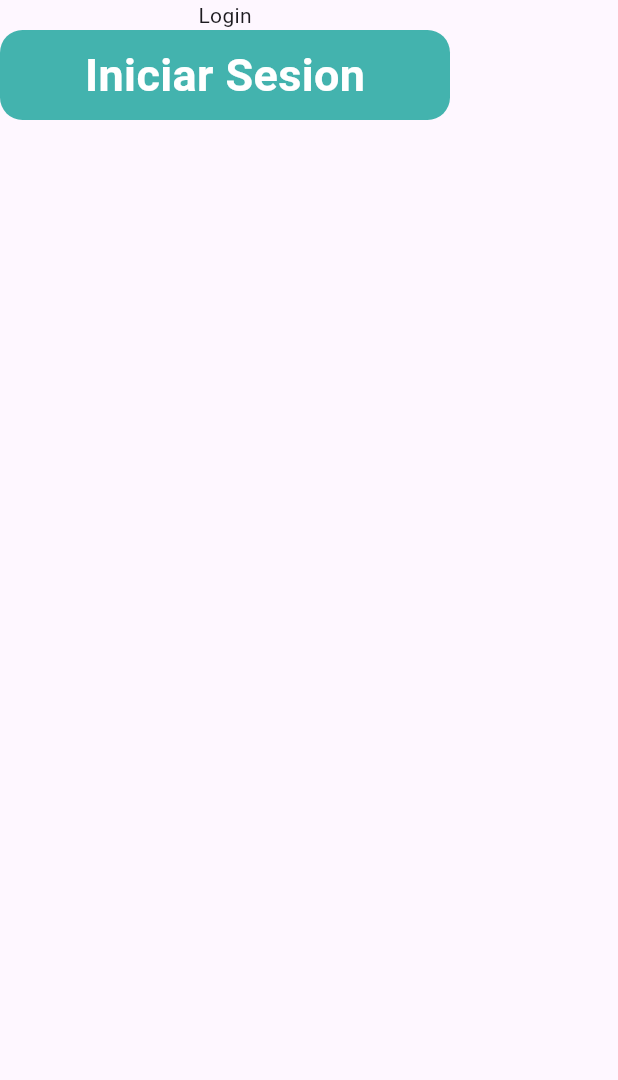
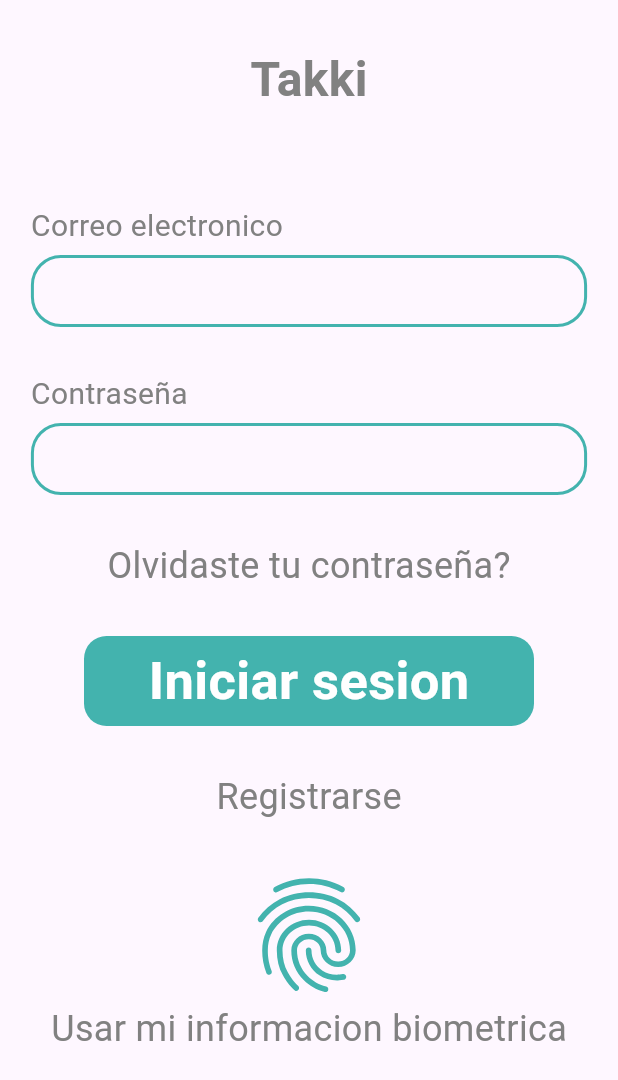
Before and after one commit to RonyPony/takki_front, a Flutter app: the LoginScreen screen opened by its route, on a phone screen of 412 x 824 dp. Shown: the top 1080 px of the screen. Run offline on Flutter 3.47's test engine with Material 3 defaults, Android fonts, the light colour scheme and no system bars; our stand-ins replace flutter_svg, google_fonts; Roboto replaces fonts that are missing (Imprima).

Commit message:
adding login

```diff
--- a/takki/lib/main.dart
+++ b/takki/lib/main.dart
@@ -1,5 +1,6 @@
 import 'package:flutter/material.dart';
 import 'package:takki/routes/routes.dart';
+import 'package:takki/screens/login/login.screen.dart';
 import 'package:takki/widgets/button.widget.dart';
 
 void main() {
@@ -17,16 +18,7 @@ class MainApp extends StatelessWidget {
         primarySwatch: Colors.blue,
       ),
       routes: routes,
-      home: Scaffold(
-        body: Center(
-          child: ButtonWidget(
-            text: 'Iniciar sesion',
-            onPressed: () {
-              print('Hello World!');
-            },
-          ),
-        ),
-      ),
+      home: LoginScreen(),
     );
   }
 }
--- a/takki/lib/screens/login/login.screen.dart
+++ b/takki/lib/screens/login/login.screen.dart
@@ -1,4 +1,6 @@
 import 'package:flutter/material.dart';
+import 'package:flutter_svg/svg.dart';
+import 'package:takki/widgets/textFiel.widget.dart';
 
 import '../../widgets/button.widget.dart';
 
@@ -9,14 +11,43 @@ class LoginScreen extends StatelessWidget {
 
   @override
   Widget build(BuildContext context) {
+    Size size = MediaQuery.of(context).size;
     return Scaffold(
-      body: Column(
-        children: [
-          Text('Login'),
-          ButtonWidget(text: 'Iniciar Sesion',onPressed: () {
-            Navigator.pushNamed(context, LoginScreen.routeName);
-          },),
-        ],
+      body: SafeArea(
+        child: Column(
+          children: [
+            Padding(
+              padding: const EdgeInsets.symmetric(vertical: 30),
+              child: Row(
+                mainAxisAlignment: MainAxisAlignment.center,
+                children: [
+                  Text('Takki',style: TextStyle(fontSize: 32, fontWeight: FontWeight.bold,color: Color(0xFF818181)),),
+                ],
+              ),
+            ),
+            Padding(
+              padding: const EdgeInsets.symmetric(vertical: 30),
+              child: TextfielWidget(label: 'Correo electronico',controller: TextEditingController(),width: size.width * 0.9,),
+            ),
+            Padding(
+              padding: const EdgeInsets.symmetric(vertical: 0),
+              child: TextfielWidget(label: 'Contraseña',controller: TextEditingController(),width: size.width * 0.9,),
+            ),
+            Padding(
+              padding: const EdgeInsets.symmetric(vertical: 30),
+              child: Text('Olvidaste tu contraseña?',style: TextStyle(fontSize: 24, fontWeight: FontWeight.normal,color: Color(0xFF818181)),),
+            ),
+            ButtonWidget(text: 'Iniciar sesion',fontSize: 35,onPressed: () {
+              Navigator.pushNamed(context, LoginScreen.routeName);
+            },),
+            Padding(
+              padding: const EdgeInsets.symmetric(vertical: 30),
+              child: Text('Registrarse',style: TextStyle(fontSize: 24, fontWeight: FontWeight.normal,color: Color(0xFF818181)),),
+            ),
+            SvgPicture.asset('assets/layout/fingerprint1.svg'),
+            Text('Usar mi informacion biometrica',style: TextStyle(fontSize: 24, fontWeight: FontWeight.normal,color: Color(0xFF818181)),),
+          ],
+        ),
       ),
     );
   }
--- a/takki/lib/widgets/textFiel.widget.dart
+++ b/takki/lib/widgets/textFiel.widget.dart
@@ -15,6 +15,7 @@ class TextfielWidget extends StatelessWidget {
     this.suffixIcon,
     this.onsuffixIcon,
     this.isBoldText = false,
+    this.fontSize=20,
   });
 
   final String label;
@@ -28,6 +29,7 @@ class TextfielWidget extends StatelessWidget {
   final IconButton? suffixIcon;
   final Function? onsuffixIcon;
   final bool isBoldText;
+  final double? fontSize;
 
   @override
   Widget build(BuildContext context) {
@@ -36,6 +38,7 @@ class TextfielWidget extends StatelessWidget {
       children: [
         Text(
           label,
+          style: TextStyle(fontSize: fontSize,color: Color(0xFF818181)),
         ),
         const SizedBox(height: 5),
         SizedBox(
--- a/takki/pubspec.yaml
+++ b/takki/pubspec.yaml
@@ -10,6 +10,7 @@ dependencies:
   flutter:
     sdk: flutter
   google_fonts: ^6.1.0
+  flutter_svg: ^2.2.0
 
 dev_dependencies:
   flutter_test:
@@ -19,4 +20,4 @@ dev_dependencies:
 flutter:
   uses-material-design: true
   assets:
-    - assets/layout/
+    - assets/layout/fingerprint1.svg
```
Also changed, not shown: takki/assets/layout/fingerprint1.svg (added).
